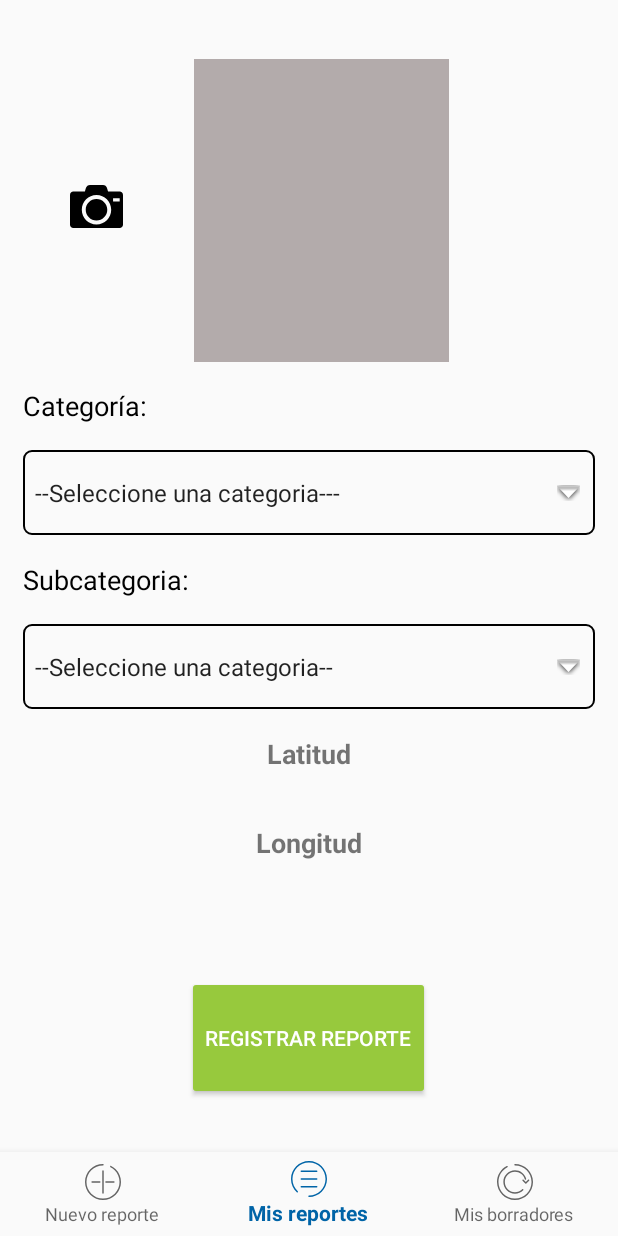
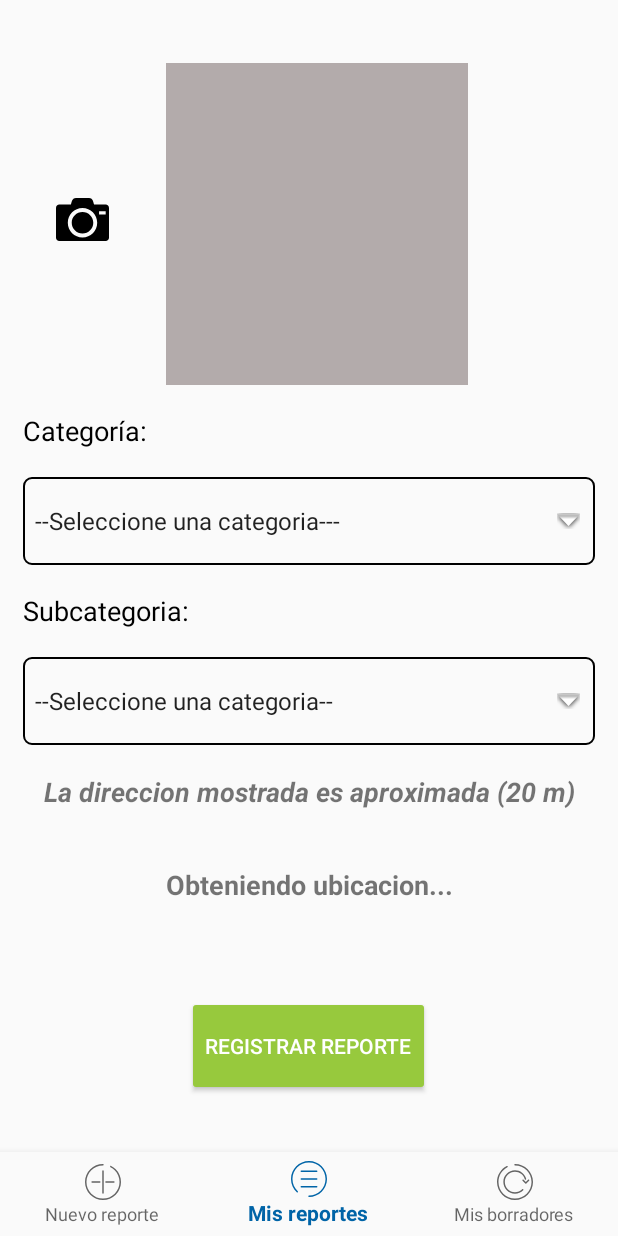
Before and after one commit to BryanGtz/ImeplanMovil, an Android app: the fragment NuevoReporteActivity placed in its activity, on a phone screen of 412 x 824 dp. Run offline under Robolectric (Android 15) with nearby library versions, the phone set to English and light mode, and no system bars; pictures from the network do not load; 1 statement that could not run was skipped.

Commit message:
Separado el código de las consultas a la BD a la clase correspondiente

```diff
--- a/app/src/main/java/mx/com/imeplan/imeplanmovil/ConexionSQLiteHelper.java
+++ b/app/src/main/java/mx/com/imeplan/imeplanmovil/ConexionSQLiteHelper.java
@@ -1,8 +1,11 @@
 package mx.com.imeplan.imeplanmovil;
 
 import android.content.Context;
+import android.database.Cursor;
 import android.database.sqlite.SQLiteDatabase;
 import android.database.sqlite.SQLiteOpenHelper;
+import android.util.Log;
+import android.widget.Toast;
 
 import mx.com.imeplan.imeplanmovil.utilidades.Utilidades;
 
@@ -30,4 +33,68 @@ public class ConexionSQLiteHelper extends SQLiteOpenHelper {
         onCreate(db);
     }
 
+    public String[] getCategorias(){
+        SQLiteDatabase db = getReadableDatabase();
+        Cursor cursor;
+        String[]categorias = {};
+        try {
+            //Select categoria from Categoria
+            cursor = db.rawQuery("select " + Utilidades.C_CAMPO_CATEGORIA +
+                    " from " + Utilidades.TABLA_CATEGORIA, null);
+            categorias = new String[cursor.getCount()+1];
+            categorias[0]="--Seleccione una categoria---";
+            int i = 0;
+            while(cursor.moveToNext()&&i<cursor.getCount()){
+                categorias[i+1] = cursor.getString(0);
+                i++;
+            }
+            db.close();
+            cursor.close();
+        }catch (Exception e){
+            Log.e("Error geting categories",e.getMessage());
+        }
+        return categorias;
+    }
+
+    public String[] getNombreSubcategorias (int idCategoria){
+        SQLiteDatabase db = getReadableDatabase();
+        //Select subcategoria from SubCategoria where categoria = idCategoria;
+        Cursor cursor = db.rawQuery("select "+Utilidades.SC_CAMPO_SUBCATEGORIA+
+                " from "+Utilidades.TABLA_SUBCATEGORIA +
+                " where "+Utilidades.SC_CAMPO_CATEGORIA+" = "+ idCategoria,null);
+        int count = cursor.getCount();
+        String [] subcategorias = new String[count];
+        int i = 0;
+        if(cursor.moveToFirst()){
+            subcategorias[i]=cursor.getString(0);
+            i++;
+            while (cursor.moveToNext()&&i<count) {
+                subcategorias[i] = cursor.getString(0);
+                i++;
+            }
+        }
+        db.close();
+        cursor.close();
+        return subcategorias;
+    }
+
+    public int getIdSubcategoria (String subnombre){
+        SQLiteDatabase db = getReadableDatabase();
+        Cursor cursor = db.rawQuery("select "+Utilidades.SC_CAMPO_ID+
+                        " from "+Utilidades.TABLA_SUBCATEGORIA +
+                        " where "+Utilidades.SC_CAMPO_SUBCATEGORIA+" like '"+subnombre+"'",null);
+        int num = cursor.getCount();
+        int [] subcategorias = new int[num];
+        int i = 0;
+        if(cursor.moveToFirst()){
+            while (cursor.moveToNext()&&i<num) {
+                subcategorias[i] = cursor.getInt(0);
+                i++;
+            }
+        }
+        db.close();
+        cursor.close();
+        return  subcategorias[0];
+    }
+
 }
--- a/app/src/main/java/mx/com/imeplan/imeplanmovil/NuevoReporteActivity.java
+++ b/app/src/main/java/mx/com/imeplan/imeplanmovil/NuevoReporteActivity.java
@@ -63,19 +63,17 @@ import mx.com.imeplan.imeplanmovil.utilidades.Utilidades;
  * Activities that contain this fragment must implement the
  * {@link NuevoReporteActivity.OnFragmentInteractionListener} interface
  * to handle interaction events.
- * Use the {@link NuevoReporteActivity#newInstance} factory method to
- * create an instance of this fragment.
  */
 public class NuevoReporteActivity extends Fragment {
 
     // TODO: Rename parameter arguments, choose names that match
     // the fragment initialization parameters, e.g. ARG_ITEM_NUMBER
-    private static final String ARG_PARAM1 = "param1";
-    private static final String ARG_PARAM2 = "param2";
+    //private static final String ARG_PARAM1 = "param1";
+    //private static final String ARG_PARAM2 = "param2";
 
     // TODO: Rename and change types of parameters
-    private String mParam1;
-    private String mParam2;
+    //private String mParam1;
+    //private String mParam2;
 
     private OnFragmentInteractionListener mListener;
 
@@ -87,40 +85,39 @@ public class NuevoReporteActivity extends Fragment {
      * Use this factory method to create a new instance of
      * this fragment using the provided parameters.
      *
-     * @param param1 Parameter 1.
-     * @param param2 Parameter 2.
      * @return A new instance of fragment NuevoReporteActivity.
      */
     // TODO: Rename and change types and number of parameters
-    public static NuevoReporteActivity newInstance(String param1, String param2) {
+    /*public static NuevoReporteActivity newInstance(String param1, String param2) {
         NuevoReporteActivity fragment = new NuevoReporteActivity();
         Bundle args = new Bundle();
         args.putString(ARG_PARAM1, param1);
         args.putString(ARG_PARAM2, param2);
         fragment.setArguments(args);
         return fragment;
-    }
+    }*/
 
     @Override
     public void onCreate(Bundle savedInstanceState) {
         super.onCreate(savedInstanceState);
-        if (getArguments() != null) {
+        /*if (getArguments() != null) {
             mParam1 = getArguments().getString(ARG_PARAM1);
             mParam2 = getArguments().getString(ARG_PARAM2);
-        }
+        }*/
     }
 
     TextView campoLatitud, campoLongitud;
     String [] direccion=new String[2];
-    SQLiteOpenHelper conn;
+    ConexionSQLiteHelper conn;
     Button enviar, camara;
     double latitud, longitud;
-    int valor, valorSC;
+    int valorSC;
     int permissionCheckGPS;
     Spinner spinnerC, subCategoria;
     ConnectivityManager cm;
     NetworkInfo ni;
     int isInternet;
+
     View frag;
     Bitmap bmp;
     ImageView img;
@@ -134,36 +131,11 @@ public class NuevoReporteActivity extends Fragment {
         frag = inflater.inflate(R.layout.fragment_nuevo_reporte, container, false);
         conn = new ConexionSQLiteHelper(getContext(), "bd_imeplanMovil.db", null, 1);
 
-        campoLatitud = (TextView) frag.findViewById(R.id.campo_Latitud);
-        campoLongitud = (TextView) frag.findViewById(R.id.campo_Longitud);
-        enviar = (Button) frag.findViewById(R.id.nvo_reporte);
-        camara = (Button) frag.findViewById(R.id.camera);
-        img = (ImageView)frag.findViewById(R.id.imageView);
+        init();
 
-        spinnerC = (Spinner) frag.findViewById(R.id.categoria);
-        subCategoria = (Spinner) frag.findViewById(R.id.campo_SubCategoria);
-
-        SQLiteDatabase db = conn.getReadableDatabase();
-        Cursor cursor;
-        String[]categorias;
-        try {
-            cursor = db.rawQuery("select " + Utilidades.C_CAMPO_CATEGORIA +
-                    " from " + Utilidades.TABLA_CATEGORIA, null);
-            categorias = new String[cursor.getCount()+1];
-            categorias[0]="--Seleccione una categoria---";
-            int i = 0;
-            while(cursor.moveToNext()&&i<cursor.getCount()){
-                categorias[i+1] = cursor.getString(0);
-                i++;
-            }
-            db.close();
-            cursor.close();
-            ArrayAdapter<String> adapter = new ArrayAdapter<>(getContext(), android.R.layout.simple_spinner_item, categorias);
-            adapter.setDropDownViewResource(R.layout.spinner_item);
-            spinnerC.setAdapter(adapter);
-        }catch (Exception e){
-            Toast.makeText(getContext(),"Error",Toast.LENGTH_SHORT);
-        }
+        ArrayAdapter<String> adapter = new ArrayAdapter<>(getContext(), android.R.layout.simple_spinner_item, conn.getCategorias());
+        adapter.setDropDownViewResource(R.layout.spinner_item);
+        spinnerC.setAdapter(adapter);
 
         // Establecer Spinner
         spinnerC.setOnItemSelectedListener(new AdapterView.OnItemSelectedListener() {
@@ -175,23 +147,9 @@ public class NuevoReporteActivity extends Fragment {
                     subcategorias = new String[]{"--Seleccione una categoria--"};
                 }
                 else{
-                    SQLiteDatabase db = conn.getReadableDatabase();
-                    Cursor cursor = db.rawQuery("select "+Utilidades.SC_CAMPO_SUBCATEGORIA+
-                            " from "+Utilidades.TABLA_SUBCATEGORIA +
-                            " where "+Utilidades.SC_CAMPO_CATEGORIA+" = "+ position,null);
-                    subcategorias = new String[cursor.getCount()];
-                    int i = 0;
-                    if(cursor.moveToFirst()){
-                        do{
-                            subcategorias[i]=cursor.getString(0);
-                            i++;
-                        }
-                        while(cursor.moveToNext());
-                    }
-                    db.close();
-                    cursor.close();
+                    subcategorias = conn.getNombreSubcategorias(position);
                 }
-                //subCategoria = (Spinner) frag.findViewById(R.id.campo_SubCategoria);
+
                 ArrayAdapter<String> adapter = new ArrayAdapter<>(adapterView.getContext(), android.R.layout.simple_spinner_item, subcategorias);
                 adapter.setDropDownViewResource(R.layout.spinner_item);
                 subCategoria.setAdapter(adapter);
@@ -206,28 +164,8 @@ public class NuevoReporteActivity extends Fragment {
             public void onItemSelected(AdapterView<?> adapterView, View view, int position, long l) {
                 String subnombre = subCategoria.getSelectedItem().toString();
                 if(!subnombre.equals("--Seleccione una categoria--")){
-                    SQLiteDatabase db = conn.getReadableDatabase();
-                    int[] subcategorias;
-                    Cursor cursor = db.rawQuery(
-                            "select "+Utilidades.SC_CAMPO_ID+
-                            " from "+Utilidades.TABLA_SUBCATEGORIA +
-                            " where "+Utilidades.SC_CAMPO_SUBCATEGORIA+" like '"+subnombre+"'",null);
-                    int num = cursor.getCount();
-                    subcategorias = new int[num];
-                    int i = 0;
-                    if(cursor.moveToFirst()){
-                        do{
-                            subcategorias[i]=cursor.getInt(0);
-                            i++;
-                        }
-                        while(cursor.moveToNext());
-                    }
-                    db.close();
-                    cursor.close();
-                    valorSC = subcategorias[0];
-                    //Toast.makeText(adapterView.getContext(),String.valueOf(valorSC),Toast.LENGTH_LONG).show();
+                    valorSC = conn.getIdSubcategoria(subnombre);
                 }
-
             }
 
             @Override
@@ -239,8 +177,23 @@ public class NuevoReporteActivity extends Fragment {
         // Obtener la Ubicación
         LocationManager locationManager = (LocationManager) getContext().getSystemService(Context.LOCATION_SERVICE);
 
-        // Define a listener that responds to location updates
-        LocationListener locationListener = new LocationListener() {
+        // Register the listener with the Location Manager to receive location updates
+        permissionCheckGPS = ContextCompat.checkSelfPermission(getContext(),
+                Manifest.permission.ACCESS_FINE_LOCATION);
+        locationManager.requestLocationUpdates(LocationManager.NETWORK_PROVIDER, 0, 0, new LocationListener() {
+            @Override
+            public void onLocationChanged(Location location) {
+                Thread t = new Thread(new MyRunnable(location));
+                t.run();
+                t.interrupt();
+            }
+
+            public void onStatusChanged(String provider, int status, Bundle extras) {}
+
+            public void onProviderEnabled(String provider) {}
+
+            public void onProviderDisabled(String provider) {}
+
             class MyRunnable implements Runnable {
                 Location l;
                 public MyRunnable(Location location){
@@ -254,30 +207,12 @@ public class NuevoReporteActivity extends Fragment {
                         direccion = adress(latitud, longitud, getActivity().getApplicationContext());
                     }
                     catch(Exception e){
-
                     }
-                    campoLatitud.setText("Municipio: "+direccion[1]);
-                    campoLongitud.setText("Direccion: "+direccion[0]);
+                    campoLatitud.setText("La direccion mostrada es aproximada (20 m)");
+                    campoLongitud.setText(direccion[0]);
                 }
             }
-            @Override
-            public void onLocationChanged(Location location) {
-                Thread t = new Thread(new MyRunnable(location));
-                t.run();
-                t.interrupt();
-            }
-
-            public void onStatusChanged(String provider, int status, Bundle extras) {}
-
-            public void onProviderEnabled(String provider) {}
-
-            public void onProviderDisabled(String provider) {}
-        };
-
-        // Register the listener with the Location Manager to receive location updates
-        permissionCheckGPS = ContextCompat.checkSelfPermission(getContext(),
-                Manifest.permission.ACCESS_FINE_LOCATION);
-        locationManager.requestLocationUpdates(LocationManager.NETWORK_PROVIDER, 0, 0, locationListener);
+        });
 
         enviar.setOnClickListener(new View.OnClickListener() {
             @Override
@@ -338,7 +273,7 @@ public class NuevoReporteActivity extends Fragment {
             //Log.d("Ruta: ",ruta);
 
             ExifInterface exif = null;
-            int orientacion = 90;
+            int orientacion = 0;
             try {
                 exif = new ExifInterface(mCurrentPhotoPath);
                 orientacion = exif.getAttributeInt(ExifInterface.TAG_ORIENTATION,
@@ -354,7 +289,8 @@ public class NuevoReporteActivity extends Fragment {
                         orientacion = 270;
                         break;
                     default:
-                        orientacion = 90;
+                        orientacion = 0;
+                        break;
                 }
             } catch (IOException e) {
                 e.printStackTrace();
@@ -366,6 +302,18 @@ public class NuevoReporteActivity extends Fragment {
             img.setImageBitmap(bmp);
 
         }
+    }
+
+    //Método para inicializar
+    private void init(){
+        campoLatitud = (TextView) frag.findViewById(R.id.campo_Latitud);
+        campoLongitud = (TextView) frag.findViewById(R.id.campo_Longitud);
+        enviar = (Button) frag.findViewById(R.id.nvo_reporte);
+        camara = (Button) frag.findViewById(R.id.camera);
+        img = (ImageView)frag.findViewById(R.id.imageView);
+
+        spinnerC = (Spinner) frag.findViewById(R.id.categoria);
+        subCategoria = (Spinner) frag.findViewById(R.id.campo_SubCategoria);
     }
 
     private String[] adress(double lat, double log, Context c) throws IOException {
@@ -383,10 +331,9 @@ public class NuevoReporteActivity extends Fragment {
     private void limpiar() {
         campoLatitud.setText("");
         campoLongitud.setText("");
-        valor =0 ;
         valorSC = 0;
         spinnerC.setSelection(0);
-
+        img.setImageBitmap(null);
     }
 
     private void registrarReporteSQL() {
@@ -394,7 +341,7 @@ public class NuevoReporteActivity extends Fragment {
         String insert = "insert into "+Utilidades.TABLA_REPORTE+
                 "("+Utilidades.R_CAMPO_SUBCATEGORIA+","+Utilidades.R_CAMPO_LATITUD+","+Utilidades.R_CAMPO_LONGITUD+","+Utilidades.R_CAMPO_FOTO+","+Utilidades.R_CAMPO_FECHA+","+Utilidades.R_CAMPO_ESTADO+")"+
                 " values("+String.valueOf(valorSC)+"," +
-                "'"+campoLatitud.getText().toString()+"','"+campoLongitud.getText().toString()+"','"+"algo.jpg"+"'," +
+                "'"+campoLatitud.getText().toString()+"','"+campoLongitud.getText().toString()+"','"+mCurrentPhotoPath+"'," +
                 "datetime(current_timestamp, 'localtime'),"+isInternet+")";
 
         db.execSQL(insert);
--- a/app/src/main/res/layout/fragment_nuevo_reporte.xml
+++ b/app/src/main/res/layout/fragment_nuevo_reporte.xml
@@ -41,7 +41,7 @@
             <LinearLayout
                 android:layout_width="wrap_content"
                 android:layout_height="match_parent"
-                android:layout_weight="3"
+                android:layout_weight="4"
                 android:gravity="center_horizontal"
                 android:orientation="horizontal">
 
@@ -51,12 +51,13 @@
                     android:layout_height="match_parent"
                     android:layout_marginTop="5dp"
                     android:layout_weight="1"
-                    android:background="#b3abab" />
+                    android:background="#b3abab"
+                    android:contentDescription=" " />
 
                 <Space
                     android:layout_width="match_parent"
                     android:layout_height="match_parent"
-                    android:layout_weight="1.5" />
+                    android:layout_weight="2" />
 
             </LinearLayout>
 
@@ -117,9 +118,9 @@
             android:layout_weight="1"
             android:ems="10"
             android:gravity="center_vertical|center_horizontal"
-            android:text="Latitud"
+            android:text="La direccion mostrada es aproximada (20 m)"
             android:textSize="18sp"
-            android:textStyle="bold" />
+            android:textStyle="bold|italic" />
 
         <TextView
             android:id="@+id/campo_Longitud"
@@ -128,7 +129,7 @@
             android:layout_weight="1"
             android:ems="10"
             android:gravity="center_vertical|center_horizontal"
-            android:text="Longitud"
+            android:text="Obteniendo ubicacion..."
             android:textSize="18sp"
             android:textStyle="bold" />
 
@@ -136,7 +137,7 @@
             android:id="@+id/ubicacion"
             android:layout_width="match_parent"
             android:layout_height="wrap_content"
-            android:layout_weight="1"
+            android:layout_weight="0.5"
             android:ems="10"
             android:gravity="center_vertical|center_horizontal"
             android:text=""
@@ -148,7 +149,7 @@
             style="@style/Widget.AppCompat.Button.Colored"
             android:layout_width="wrap_content"
             android:layout_height="wrap_content"
-            android:layout_weight="1"
+            android:layout_weight="0.5"
             android:text="Registrar Reporte" />
 
         <Space
```
